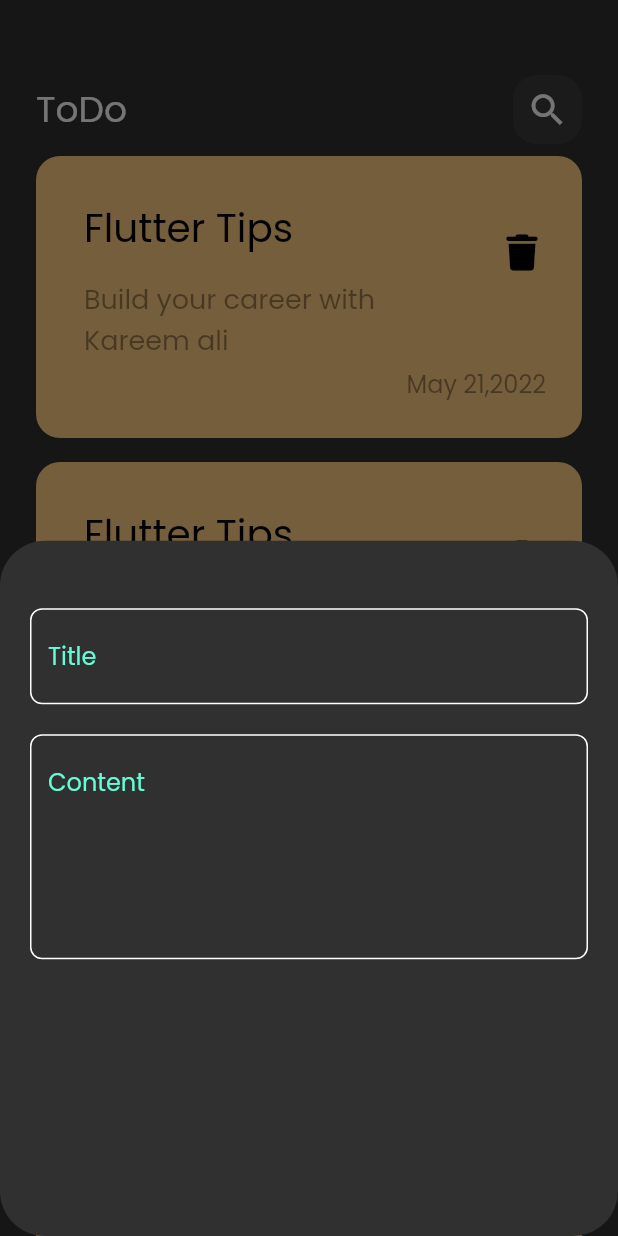
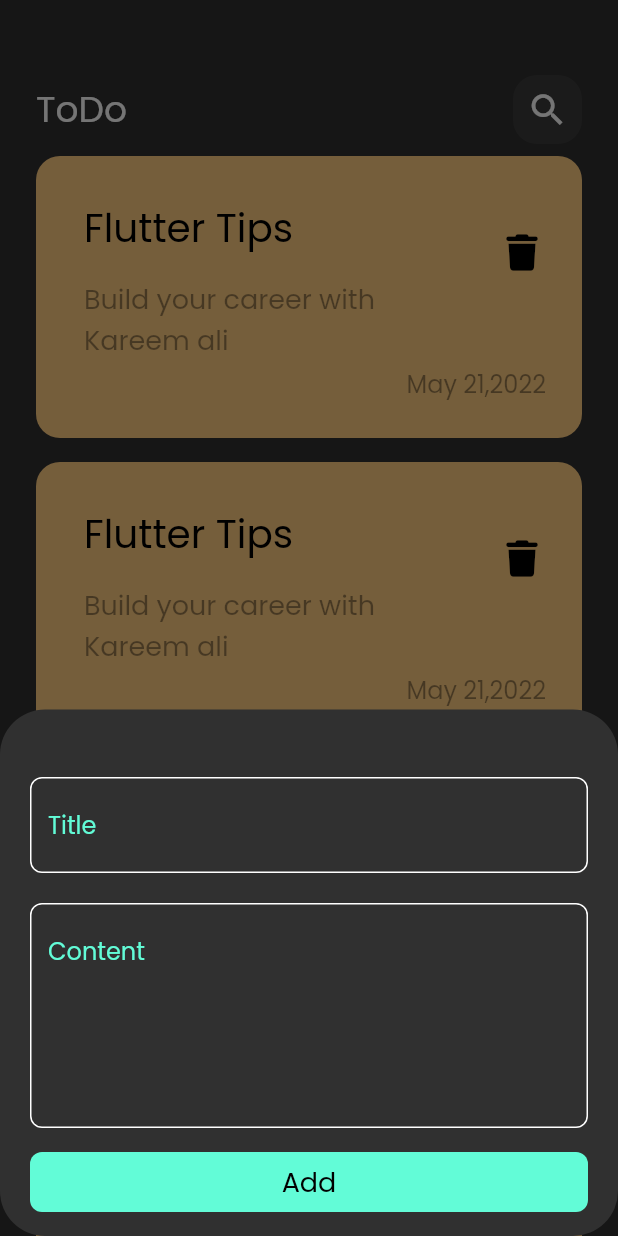
Before and after one commit to kareemali2004/CODSOFT, a Flutter app: the screen it shows after launch, after a tap on the "add" icon, on a phone screen of 412 x 824 dp. Run offline on Flutter 3.47's test engine with Material 2 defaults, Android fonts, the phone set to English and light mode, and no system bars; our stand-ins replace font_awesome_flutter.

Commit message:
finish modelsheet

```diff
--- a/lib/views/widgets/add_todo_button_sheet.dart
+++ b/lib/views/widgets/add_todo_button_sheet.dart
@@ -1,7 +1,9 @@
 import 'package:flutter/material.dart';
 import 'package:to_do_list/constants.dart';
 
+import 'custom_button.dart';
 import 'custom_text_field.dart';
+
 class addTodoModelSheet extends StatelessWidget {
   const addTodoModelSheet({super.key});
 
@@ -9,13 +11,27 @@ class addTodoModelSheet extends StatelessWidget {
   Widget build(BuildContext context) {
     return Padding(
       padding: const EdgeInsets.symmetric(horizontal: 20),
-      child: Column(
-        children: [
-          SizedBox(height: 45,),
-              customTextField(hintText: "Title",),
-              SizedBox(height: 20,),
-              customTextField(hintText: "Content",maxLines: 5,)
-        ],
+      child: SingleChildScrollView(
+        child: Column(
+          children: [
+            SizedBox(
+              height: 45,
+            ),
+            customTextField(
+              hintText: "Title",
+            ),
+            SizedBox(
+              height: 20,
+            ),
+            customTextField(
+              hintText: "Content",
+              maxLines: 5,
+            ),
+            SizedBox(height: 16,),
+            customButton(),
+            SizedBox(height: 16,)
+          ],
+        ),
       ),
     );
   }
--- /dev/null
+++ b/lib/views/widgets/custom_button.dart
@@ -0,0 +1,24 @@
+import 'package:flutter/material.dart';
+
+import '../../constants.dart';
+class customButton extends StatelessWidget {
+  const customButton({super.key});
+
+  @override
+  Widget build(BuildContext context) {
+    return Container(
+      decoration: BoxDecoration(
+
+        borderRadius: BorderRadius.circular(8),
+        color: kPraimaryColor,
+      ),
+      width: MediaQuery.of(context).size.width,
+      height: 40,
+      child: Center(
+          child: Text(
+            "Add",
+            style: TextStyle(color: Colors.black, fontSize: 18),
+          )),
+    );
+  }
+}
```
